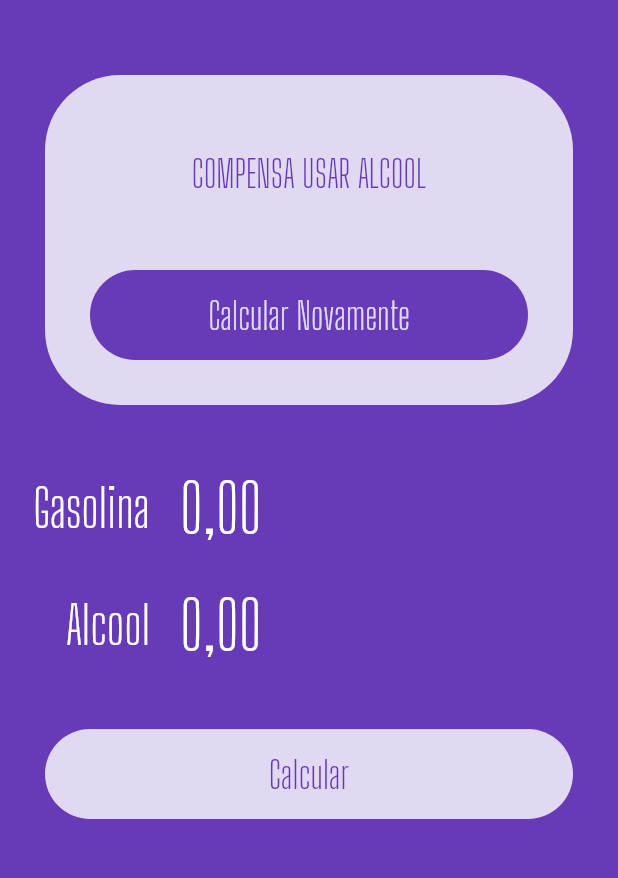
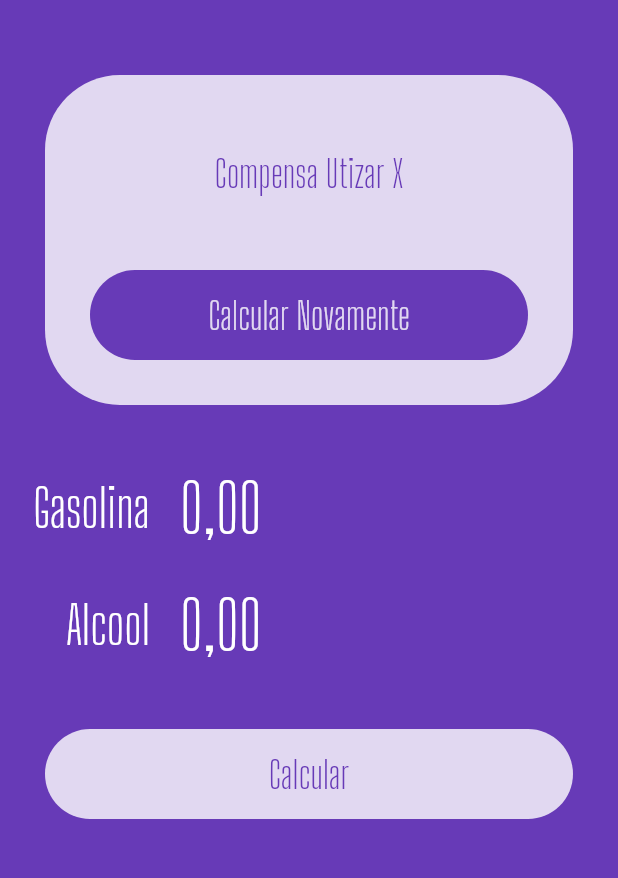
Before and after one commit to cerradosoftware/flutter-aog, a Flutter app: the screen it shows after launch, on a phone screen of 412 x 824 dp, the part 270-1148 px from its top. Run offline on Flutter 3.47's test engine with Material 2 defaults, Android fonts, the phone set to English and light mode, and no system bars; our stand-ins replace flutter_masked_text.

Commit message:
criado componente de sucesso

```diff
--- a/lib/main.dart
+++ b/lib/main.dart
@@ -1,6 +1,7 @@
 import 'package:aog/widgets/input.widget.dart';
 import 'package:aog/widgets/loading-button.widget.dart';
 import 'package:aog/widgets/logo.widget.dart';
+import 'package:aog/widgets/success.widget.dart';
 import 'package:flutter/material.dart';
 import 'package:flutter_masked_text/flutter_masked_text.dart';
 
@@ -32,36 +33,10 @@ class Home extends StatelessWidget {
       body: ListView(
         children: <Widget>[
           Logo(),
-          Container(
-              margin: EdgeInsets.all(30),
-              decoration: BoxDecoration(
-                color: Colors.white.withOpacity(0.8),
-                borderRadius: BorderRadius.circular(50),
-              ),
-              child: Column(
-                children: <Widget>[
-                  SizedBox(
-                    height: 50,
-                  ),
-                  Text(
-                    "COMPENSA USAR ALCOOL",
-                    style: TextStyle(
-                      color: Theme.of(context).primaryColor,
-                      fontSize: 25,
-                      fontFamily: "Big Shoulders Display",
-                    ),
-                  ),
-                  SizedBox(
-                    height: 20,
-                  ),
-                  LoadingButton(
-                    text: "Calcular Novamente",
-                    func: () {},
-                    busy: false,
-                    invert: true,
-                  ),
-                ],
-              )),
+          Success(
+            reset: () {},
+            result: "Compensa Utizar X",
+          ),
           Input(label: "Gasolina", controller: _gasolinaController),
           Input(label: "Alcool", controller: _alcoolController),
           LoadingButton(
--- /dev/null
+++ b/lib/widgets/success.widget.dart
@@ -0,0 +1,44 @@
+import 'package:flutter/material.dart';
+
+import 'loading-button.widget.dart';
+
+class Success extends StatelessWidget {
+  var result;
+  Function reset;
+
+  Success({this.reset, this.result});
+
+  @override
+  Widget build(BuildContext context) {
+    return Container(
+        margin: EdgeInsets.all(30),
+        decoration: BoxDecoration(
+          color: Colors.white.withOpacity(0.8),
+          borderRadius: BorderRadius.circular(50),
+        ),
+        child: Column(
+          children: <Widget>[
+            SizedBox(
+              height: 50,
+            ),
+            Text(
+              result,
+              style: TextStyle(
+                color: Theme.of(context).primaryColor,
+                fontSize: 25,
+                fontFamily: "Big Shoulders Display",
+              ),
+            ),
+            SizedBox(
+              height: 20,
+            ),
+            LoadingButton(
+              text: "Calcular Novamente",
+              func: reset,
+              busy: false,
+              invert: true,
+            ),
+          ],
+        ));
+  }
+}
```
